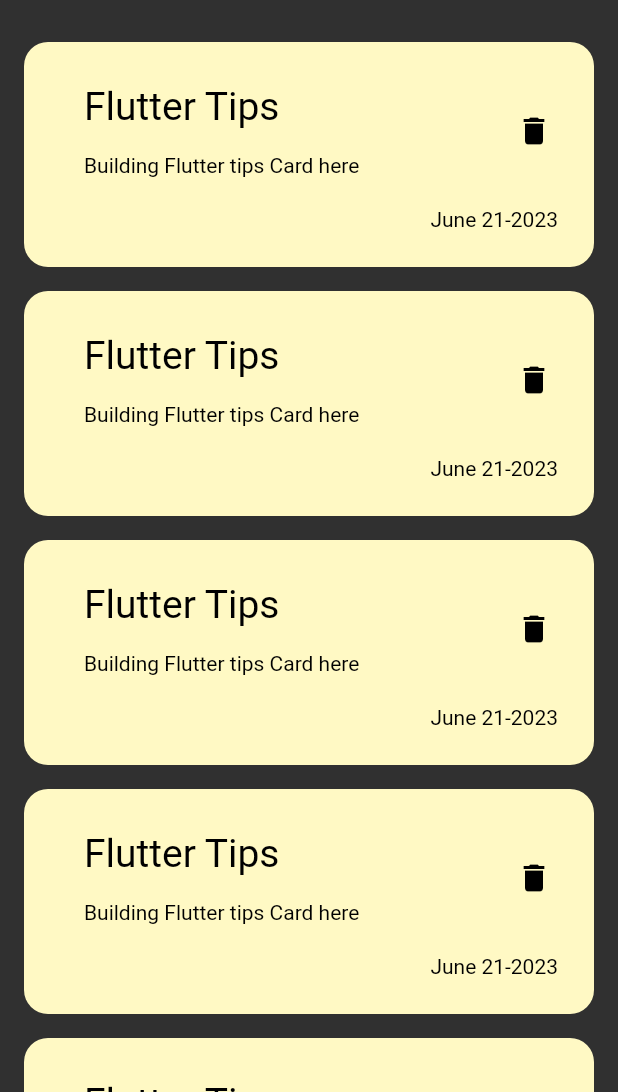
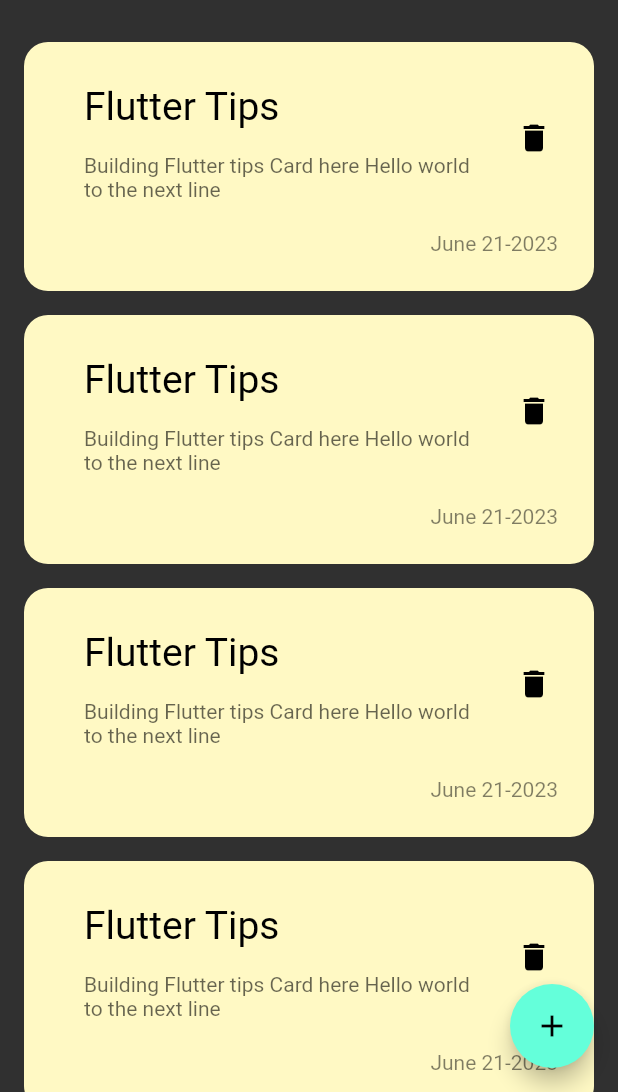
Before and after one commit to Fratiro/note_app, a Flutter app: the screen it shows after launch, on a phone screen of 412 x 824 dp, the part 144-1236 px from its top. Run offline on Flutter 3.47's test engine with Material 2 defaults, Android fonts, the phone set to English and light mode, and no system bars.

Commit message:
float action button

```diff
--- a/lib/views/notes_view.dart
+++ b/lib/views/notes_view.dart
@@ -6,8 +6,12 @@ class NotesView extends StatelessWidget {
 
   @override
   Widget build(BuildContext context) {
-    return const Scaffold(
-      body: NotesBodyWidget(),
+    return Scaffold(
+      floatingActionButton: FloatingActionButton(
+        onPressed: () {},
+        child: const Icon(Icons.add),
+      ),
+      body: const NotesBodyWidget(),
     );
   }
 }
--- a/lib/widgets/custom_note_card_widget.dart
+++ b/lib/widgets/custom_note_card_widget.dart
@@ -22,13 +22,13 @@ class NoteCard extends StatelessWidget {
               "Flutter Tips",
               style: TextStyle(fontSize: 26, color: Colors.black),
             ),
-            subtitle: const Padding(
-              padding: EdgeInsets.only(
+            subtitle: Padding(
+              padding: const EdgeInsets.only(
                 top: 16,
               ),
               child: Text(
-                "Building Flutter tips Card here",
-                style: TextStyle(color: Colors.black),
+                "Building Flutter tips Card here Hello world to the next line",
+                style: TextStyle(color: Colors.black.withOpacity(0.6)),
               ),
             ),
             trailing: IconButton(
@@ -39,14 +39,14 @@ class NoteCard extends StatelessWidget {
               ),
             ),
           ),
-          const Padding(
-            padding: EdgeInsets.only(
+          Padding(
+            padding: const EdgeInsets.only(
               top: 16,
               right: 24,
             ),
             child: Text(
               "June 21-2023",
-              style: TextStyle(color: Colors.black),
+              style: TextStyle(color: Colors.black.withOpacity(0.5)),
             ),
           )
         ],
```
